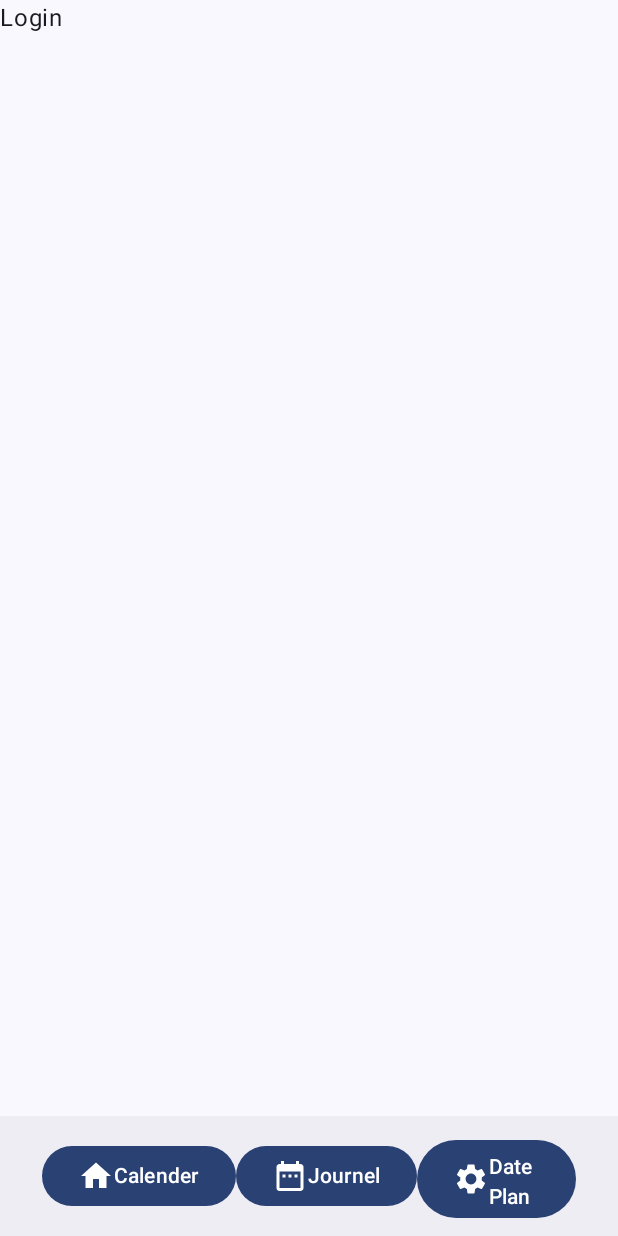
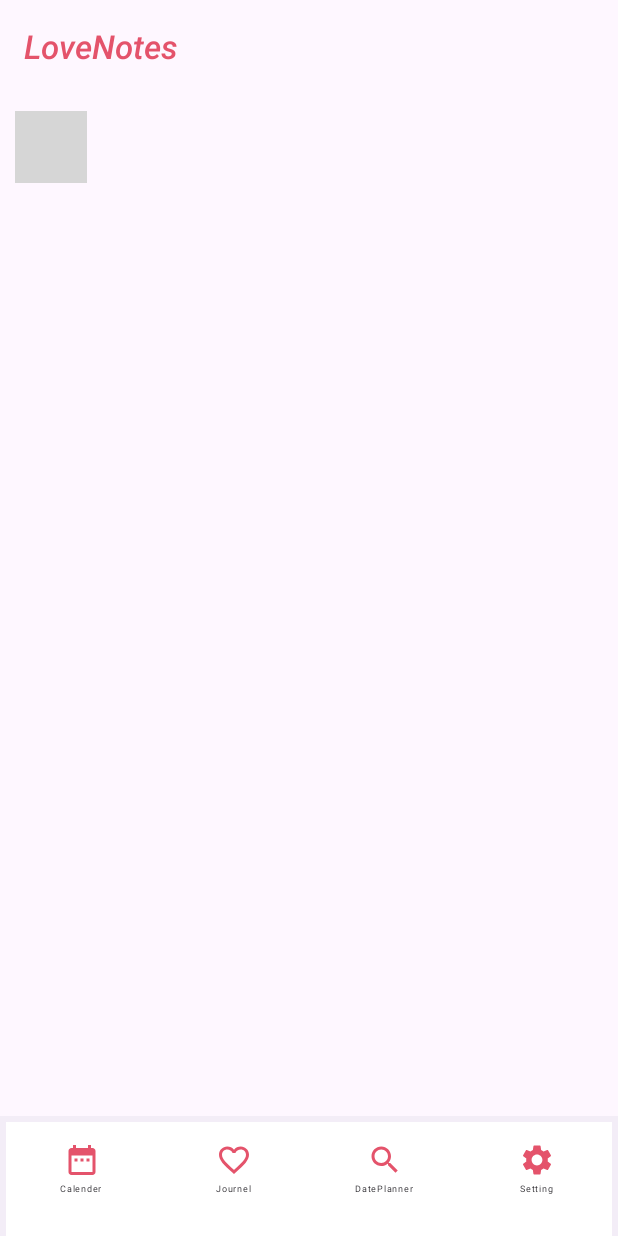
Before and after one commit to blone1991/LoveNotes, an Android app built with Jetpack Compose: the screen it shows after launch (MainActivity), after a tap on "Calender", on a phone screen of 412 x 824 dp. Run offline under Robolectric (Android 15) with nearby library versions, the phone set to English and light mode, and no system bars; our stand-ins replace Dagger/Hilt's generated code; 1 statement that could not run was skipped; grey boxes are pictures that could not be loaded.

Commit message:
making CalenderScreen

```diff
--- a/app/src/main/AndroidManifest.xml
+++ b/app/src/main/AndroidManifest.xml
@@ -11,7 +11,7 @@
         android:roundIcon="@mipmap/ic_launcher_round"
         android:supportsRtl="true"
         android:theme="@style/Theme.LoveNotes"
-
+        android:name=".LoveNotesApplication"
         >
         <activity
             android:name=".MainActivity"
--- a/app/src/main/java/com/self/lovenotes/ui/navigation/AppNavGraph.kt
+++ b/app/src/main/java/com/self/lovenotes/ui/navigation/AppNavGraph.kt
@@ -1,52 +1,103 @@
 package com.self.lovenotes.ui.navigation
 
-import android.media.Image
+import androidx.compose.foundation.background
+import androidx.compose.foundation.clickable
+import androidx.compose.foundation.layout.Arrangement
 import androidx.compose.foundation.layout.Column
 import androidx.compose.foundation.layout.Row
 import androidx.compose.foundation.layout.fillMaxSize
-import androidx.compose.foundation.layout.fillMaxWidth
+import androidx.compose.foundation.layout.heightIn
 import androidx.compose.foundation.layout.padding
+import androidx.compose.foundation.layout.widthIn
 import androidx.compose.material.icons.Icons
 import androidx.compose.material.icons.filled.DateRange
-import androidx.compose.material.icons.filled.Home
+import androidx.compose.material.icons.filled.FavoriteBorder
+import androidx.compose.material.icons.filled.Search
 import androidx.compose.material.icons.filled.Settings
 import androidx.compose.material3.BottomAppBar
-import androidx.compose.material3.Button
+import androidx.compose.material3.ExperimentalMaterial3Api
 import androidx.compose.material3.Icon
+import androidx.compose.material3.MaterialTheme
 import androidx.compose.material3.Scaffold
 import androidx.compose.material3.Text
+import androidx.compose.material3.TopAppBar
 import androidx.compose.runtime.Composable
+import androidx.compose.runtime.getValue
+import androidx.compose.ui.Alignment
 import androidx.compose.ui.Modifier
 import androidx.compose.ui.graphics.vector.ImageVector
+import androidx.compose.ui.text.font.FontStyle
+import androidx.compose.ui.text.font.FontWeight
 import androidx.compose.ui.unit.dp
+import androidx.compose.ui.unit.sp
+import androidx.navigation.NavGraph.Companion.findStartDestination
 import androidx.navigation.NavHostController
 import androidx.navigation.compose.NavHost
 import androidx.navigation.compose.composable
+import androidx.navigation.compose.currentBackStackEntryAsState
+import com.self.lovenotes.ui.Calender.CalendarScreen
 
-data class NavItem (val route: String, val iconImage: ImageVector, val itemType: String )
+data class NavItem(val route: String, val iconImage: ImageVector?)
 
+@OptIn(ExperimentalMaterial3Api::class)
 @Composable
 fun AppNavGraph (navController: NavHostController) {
     val navItems = listOf(
-        NavItem("Login", Icons.Default.Settings, "Full"),
-        NavItem("Calender", Icons.Default.Home, "Branch"),
-        NavItem("Journel", Icons.Default.DateRange, "Branch"),
-        NavItem("DatePlanner", Icons.Default.Settings, "Branch"),
-        NavItem("Setting", Icons.Default.Settings, "Branch"),
+        NavItem("Login", null),
+        NavItem("Calender", Icons.Default.DateRange),
+        NavItem("Journel", Icons.Default.FavoriteBorder),
+        NavItem("DatePlanner", Icons.Default.Search),
+        NavItem("Setting", Icons.Default.Settings),
     )
 
+    val navBackStackEntry by navController.currentBackStackEntryAsState()
+    val currentRoute = navBackStackEntry?.destination?.route ?: "Calender"
+    val currentNavItem = navItems.find { it.route == currentRoute } ?: navItems[0]
 
     Scaffold (
         modifier = Modifier.fillMaxSize(),
+        topBar = {
+            if (currentNavItem.route != "Login") {
+                TopAppBar(
+                    modifier = Modifier,
+                    title = {
+                        Text(
+                            "LoveNotes",
+                            fontWeight = FontWeight.SemiBold,
+                            fontStyle = FontStyle.Italic,
+                            color = MaterialTheme.colorScheme.primary
+                        )
+                    }
+                )
+            }
+        },
         bottomBar = {
-            BottomAppBar {
-                Row (
-                    modifier = Modifier
-                        .fillMaxWidth()
-                        .padding(horizontal = 24.dp, vertical = 12.dp)
-                ) {
-                    navItems.filter { it.itemType == "Branch" }.forEach {
-                        BottomAppBarButton (it.iconImage, it.route, {/* TODO */})
+            if (currentNavItem.route != "Login") {
+                BottomAppBar {
+                    Row(
+                        modifier = Modifier
+                            .fillMaxSize()
+                            .background(MaterialTheme.colorScheme.secondary),
+                        horizontalArrangement = Arrangement.SpaceAround,
+                        verticalAlignment = Alignment.CenterVertically
+                    ) {
+                        navItems.filter { it.iconImage != null }.forEach {
+                            BottomAppBarButton(
+                                modifier = Modifier,
+                                image = it.iconImage!!,
+                                name = it.route,
+                                onClick = {
+                                    navController.navigate(it.route) {
+                                        // 백스택 관리
+                                        popUpTo(navController.graph.findStartDestination().id) {
+                                            saveState = true // 상태 저장
+                                        }
+                                        launchSingleTop = true // 중복 화면 방지
+                                        restoreState = true // 상태 복원
+                                    }
+                                }
+                            )
+                        }
                     }
                 }
             }
@@ -55,14 +106,16 @@ fun AppNavGraph (navController: NavHostController) {
         Column (
             modifier = Modifier
                 .padding(it)
+                .then(other = Modifier)
+                .padding(10.dp)
                 .fillMaxSize()
         ){
-            NavHost(navController = navController, startDestination = "Login") {
+            NavHost(navController = navController, startDestination = "Calender") {
                 composable("Login") {
                     Text("Login")
                 }
                 composable("Calender") {
-                    Text("Calender")
+                    CalendarScreen()
                 }
                 composable("Journel") {
                     Text("Journel")
@@ -81,15 +134,22 @@ fun AppNavGraph (navController: NavHostController) {
 }
 
 @Composable
-fun BottomAppBarButton (image: ImageVector, name: String, onClick: () -> Unit) {
-    Column (
-
-    ){
-        Button(onClick = onClick) {
-            Icon(image, name)
-            Text(text = name)
+fun BottomAppBarButton(modifier: Modifier, image: ImageVector, name: String, onClick: () -> Unit) {
+    Row(
+        modifier = modifier
+            .widthIn(30.dp, 50.dp)
+            .heightIn(30.dp, 50.dp)
+            .clickable(true, onClick = onClick),
+        horizontalArrangement = Arrangement.Center,
+        verticalAlignment = Alignment.CenterVertically
+    ) {
+        Column(
+            modifier = Modifier.fillMaxSize(),
+            horizontalAlignment = Alignment.CenterHorizontally,
+            verticalArrangement = Arrangement.spacedBy(-5.dp)
+        ) {
+            Icon(image, name, tint = MaterialTheme.colorScheme.primary)
+            Text(text = name, fontSize = 6.sp)
         }
     }
-
-
 }
--- a/app/src/main/java/com/self/lovenotes/ui/theme/Color.kt
+++ b/app/src/main/java/com/self/lovenotes/ui/theme/Color.kt
@@ -9,3 +9,8 @@ val Pink80 = Color(0xFFEFB8C8)
 val Purple40 = Color(0xFF6650a4)
 val PurpleGrey40 = Color(0xFF625b71)
 val Pink40 = Color(0xFF7D5260)
+
+
+val primary = Color(0xFFE4536B)
+val onPrimary = Color.White
+val secondary = Color(0xFFFEF1F3)
--- a/app/src/main/java/com/self/lovenotes/ui/theme/Theme.kt
+++ b/app/src/main/java/com/self/lovenotes/ui/theme/Theme.kt
@@ -1,6 +1,5 @@
 package com.self.lovenotes.ui.theme
 
-import android.app.Activity
 import android.os.Build
 import androidx.compose.foundation.isSystemInDarkTheme
 import androidx.compose.material3.MaterialTheme
@@ -9,17 +8,22 @@ import androidx.compose.material3.dynamicDarkColorScheme
 import androidx.compose.material3.dynamicLightColorScheme
 import androidx.compose.material3.lightColorScheme
 import androidx.compose.runtime.Composable
+import androidx.compose.ui.graphics.Color
 import androidx.compose.ui.platform.LocalContext
 
 private val DarkColorScheme = darkColorScheme(
-    primary = Purple80,
-    secondary = PurpleGrey80,
-    tertiary = Pink80
+    primary = Color(0xFFE4536B),
+    onPrimary = secondary,
+    secondary = onPrimary,
+
+
+//    tertiary = Pink80
 )
 
 private val LightColorScheme = lightColorScheme(
-    primary = Purple40,
-    secondary = PurpleGrey40,
+    primary = primary,
+    onPrimary = secondary,
+    secondary = onPrimary,
     tertiary = Pink40
 
     /* Other default colors to override
@@ -37,11 +41,11 @@ private val LightColorScheme = lightColorScheme(
 fun LoveNotesTheme(
     darkTheme: Boolean = isSystemInDarkTheme(),
     // Dynamic color is available on Android 12+
-    dynamicColor: Boolean = true,
-    content: @Composable () -> Unit
+    dynamicColor: Boolean = false,
+    content: @Composable () -> Unit,
 ) {
     val colorScheme = when {
-        dynamicColor && Build.VERSION.SDK_INT >= Build.VERSION_CODES.S -> {
+        dynamicColor -> {
             val context = LocalContext.current
             if (darkTheme) dynamicDarkColorScheme(context) else dynamicLightColorScheme(context)
         }
--- a/settings.gradle.kts
+++ b/settings.gradle.kts
@@ -16,6 +16,7 @@ dependencyResolutionManagement {
     repositories {
         google()
         mavenCentral()
+//        maven ("https://jitpack.io")
     }
 }
 
```
Also changed, not shown: app/build.gradle.kts (+8 -1 lines), app/src/main/java/com/self/lovenotes/di/AppModule.kt (added, +15 -0 lines), app/src/main/java/com/self/lovenotes/ui/Calender/CalenderScreen.kt (added, +88 -0 lines), app/src/main/java/com/self/lovenotes/ui/Calender/CalenderViewModel.kt (added, +13 -0 lines), 2 other files.
